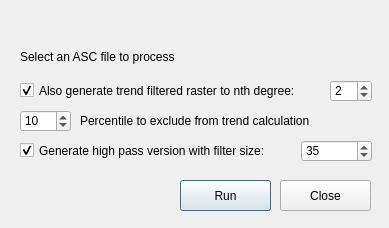
Qt form quick_mag_dialog_base.ui (pdurdin/QuickMag) before a commit.
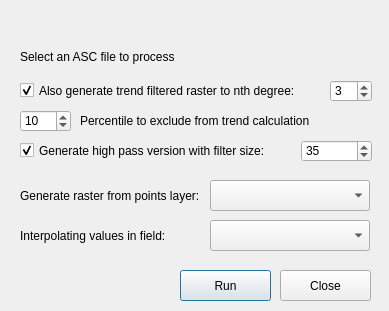
The same form after that commit. Custom widgets are drawn as their Qt base class.

Diff of the .ui file:
```diff
--- a/quick_mag_dialog_base.ui
+++ b/quick_mag_dialog_base.ui
@@ -7,7 +7,7 @@
     <x>0</x>
     <y>0</y>
     <width>389</width>
-    <height>228</height>
+    <height>311</height>
    </rect>
   </property>
   <property name="sizePolicy">
@@ -36,7 +36,7 @@
    <property name="geometry">
     <rect>
      <x>180</x>
-     <y>180</y>
+     <y>270</y>
      <width>91</width>
      <height>31</height>
     </rect>
@@ -55,7 +55,7 @@
    <property name="geometry">
     <rect>
      <x>280</x>
-     <y>180</y>
+     <y>270</y>
      <width>91</width>
      <height>31</height>
     </rect>
@@ -166,7 +166,7 @@
     <number>10</number>
    </property>
    <property name="value">
-    <number>2</number>
+    <number>3</number>
    </property>
   </widget>
   <widget class="QSpinBox" name="quickMaghighPassSize">
@@ -191,6 +191,55 @@
     <number>35</number>
    </property>
   </widget>
+  <widget class="QgsMapLayerComboBox" name="quickMagLayerCombo">
+   <property name="geometry">
+    <rect>
+     <x>210</x>
+     <y>180</y>
+     <width>160</width>
+     <height>31</height>
+    </rect>
+   </property>
+   <property name="allowEmptyLayer">
+    <bool>true</bool>
+   </property>
+  </widget>
+  <widget class="QLabel" name="label">
+   <property name="geometry">
+    <rect>
+     <x>20</x>
+     <y>185</y>
+     <width>181</width>
+     <height>21</height>
+    </rect>
+   </property>
+   <property name="text">
+    <string>Generate raster from points layer:</string>
+   </property>
+  </widget>
+  <widget class="QComboBox" name="quickMagFieldCombo">
+   <property name="geometry">
+    <rect>
+     <x>210</x>
+     <y>220</y>
+     <width>160</width>
+     <height>31</height>
+    </rect>
+   </property>
+  </widget>
+  <widget class="QLabel" name="label_2">
+   <property name="geometry">
+    <rect>
+     <x>20</x>
+     <y>220</y>
+     <width>181</width>
+     <height>31</height>
+    </rect>
+   </property>
+   <property name="text">
+    <string>Interpolating values in field:</string>
+   </property>
+  </widget>
  </widget>
  <customwidgets>
   <customwidget>
@@ -198,6 +247,11 @@
    <extends>QWidget</extends>
    <header>qgsfilewidget.h</header>
   </customwidget>
+  <customwidget>
+   <class>QgsMapLayerComboBox</class>
+   <extends>QComboBox</extends>
+   <header>qgsmaplayercombobox.h</header>
+  </customwidget>
  </customwidgets>
  <resources/>
  <connections/>
```
